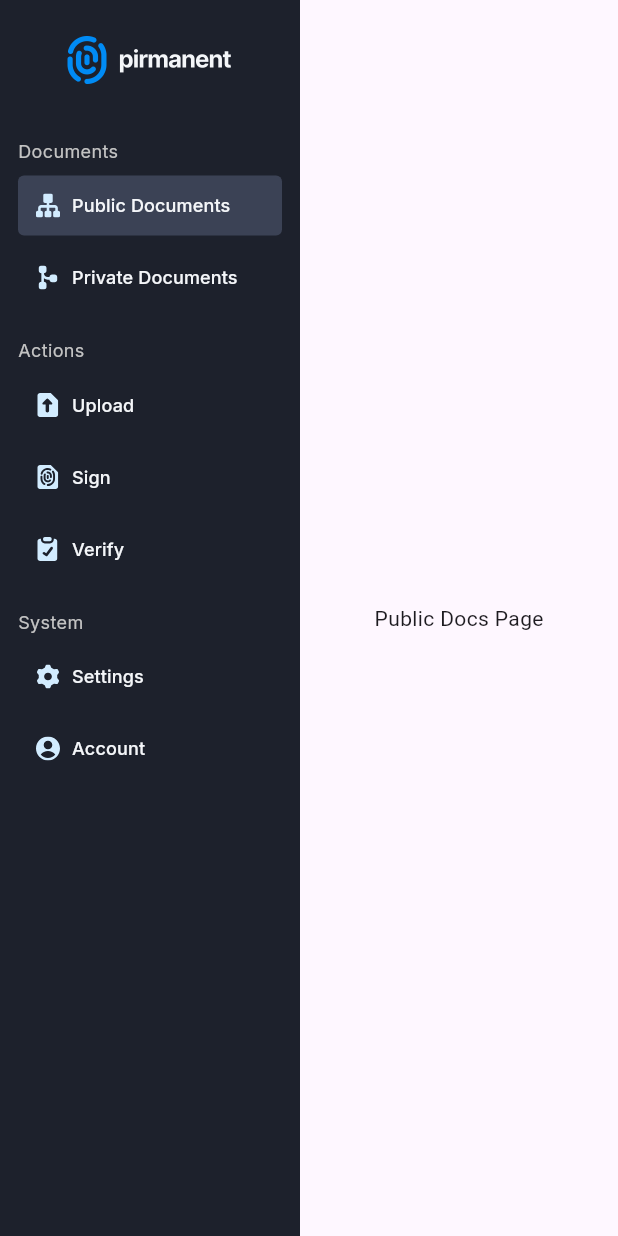
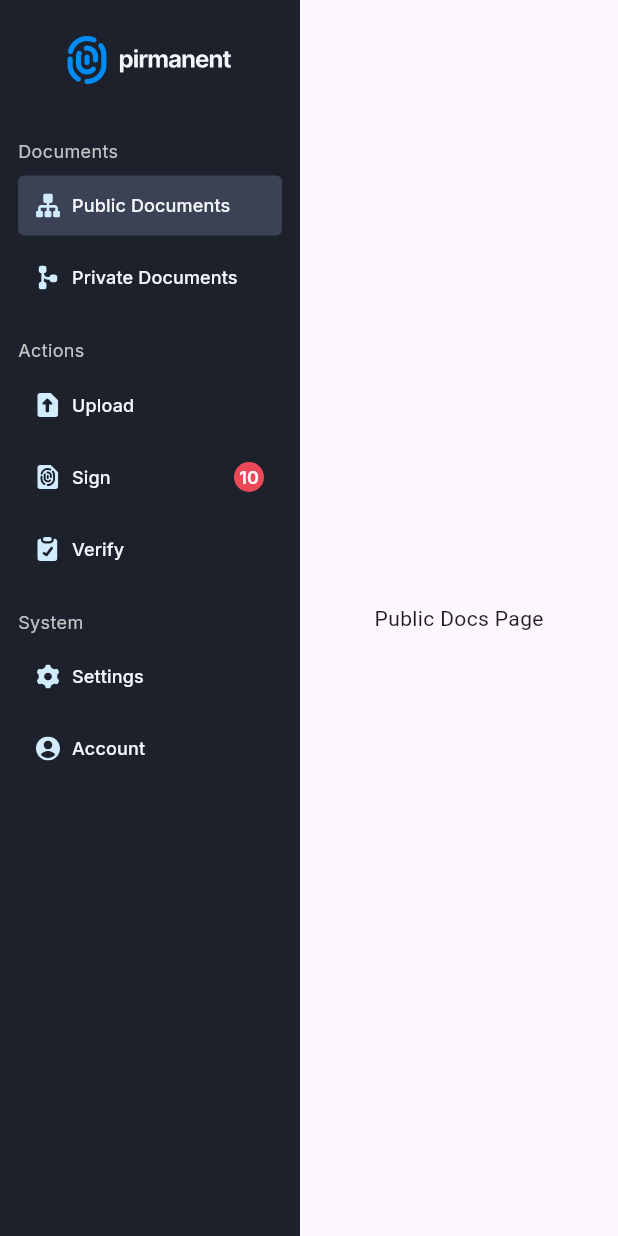
Before and after one commit to marcbentoy/pirmanent_client, a Flutter app: the PirmanentApp screen opened by its route, on a phone screen of 412 x 824 dp. Run offline on Flutter 3.47's test engine with Material 3 defaults, Android fonts, the phone set to English and light mode, and no system bars; our stand-ins replace flutter_svg, google_fonts.

Commit message:
feat: sidebar item notification

```diff
--- a/lib/widgets/sidebar/sidebar.dart
+++ b/lib/widgets/sidebar/sidebar.dart
@@ -44,6 +44,7 @@ class _CustomSidebarState extends State<CustomSidebar> {
         title: "Sign",
         svgIconAssetPath: "assets/icons/sign_icon.svg",
         clickCallback: () {},
+        notifications: 10,
       ),
       SidebarModel(
         title: "Verify",
@@ -103,6 +104,7 @@ class _CustomSidebarState extends State<CustomSidebar> {
           updateCurrentPageIndex: widget.updateCurrentPageIndex,
           index: i,
           currIndex: widget.currIndex,
+          notifications: curr.notifications,
         ),
       );
     }
--- a/lib/widgets/sidebar/sidebar_item.dart
+++ b/lib/widgets/sidebar/sidebar_item.dart
@@ -12,7 +12,6 @@ class SidebarItem extends StatefulWidget {
   final void Function(int) updateCurrentPageIndex;
 
   const SidebarItem({
-    super.key,
     required this.title,
     required this.svgIconAssetPath,
     required this.updateCurrentPageIndex,
@@ -68,8 +67,21 @@ class _SidebarItemState extends State<SidebarItem> {
           // notification
           widget.notifications != null && widget.notifications! > 0
               ? Container(
+                  width: 20,
+                  height: 20,
+                  decoration: BoxDecoration(
+                    color: kRed,
+                    borderRadius: BorderRadius.circular(20),
+                  ),
                   child: Center(
-                    child: Text(widget.notifications.toString()),
+                    child: Text(
+                      widget.notifications.toString(),
+                      style: GoogleFonts.inter(
+                        fontSize: 12,
+                        color: kWhite,
+                        fontWeight: FontWeight.w600,
+                      ),
+                    ),
                   ),
                 )
               : SizedBox.shrink(),
--- a/lib/widgets/sidebar/sidebar_item_model.dart
+++ b/lib/widgets/sidebar/sidebar_item_model.dart
@@ -1,11 +1,13 @@
 class SidebarModel {
   final String title;
   final String svgIconAssetPath;
+  final int? notifications;
   final void Function() clickCallback;
 
   SidebarModel({
     required this.title,
     required this.svgIconAssetPath,
     required this.clickCallback,
+    this.notifications,
   });
 }
```
